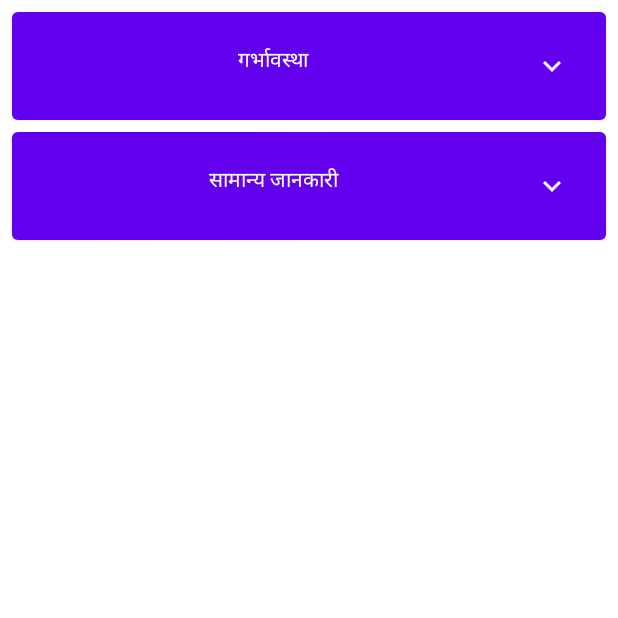
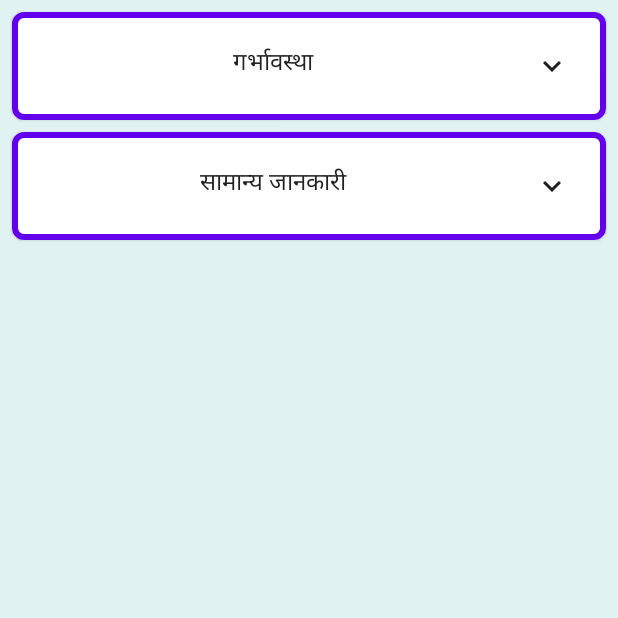
Before and after one commit to s194582/Nepalprojekt, an Android app built with Jetpack Compose: the screen it shows after launch (MainActivity), after a tap on "सामान्य जानकारी", on a phone screen of 412 x 824 dp, the top half of it. Run offline under Robolectric (Android 15) with nearby library versions, the phone set to English and light mode, and no system bars.

Commit message:
TopBar created. Purple borders and white backgrounds added to expandable boxes.

```diff
--- a/app/src/main/java/com/example/nepalprojekt/MainActivity.kt
+++ b/app/src/main/java/com/example/nepalprojekt/MainActivity.kt
@@ -3,15 +3,21 @@ package com.example.nepalprojekt
 import android.os.Bundle
 import androidx.activity.ComponentActivity
 import androidx.activity.compose.setContent
+import androidx.compose.foundation.Image
 import androidx.compose.foundation.background
+import androidx.compose.foundation.isSystemInDarkTheme
 import androidx.compose.foundation.layout.*
 import androidx.compose.foundation.shape.RoundedCornerShape
 import androidx.compose.material.*
+import androidx.compose.material.MaterialTheme.colors
+import androidx.compose.material.MaterialTheme.typography
 import androidx.compose.runtime.Composable
 import androidx.compose.runtime.*
 import androidx.compose.ui.Alignment
 import androidx.compose.ui.Modifier
 import androidx.compose.ui.graphics.Color
+import androidx.compose.ui.graphics.painter.Painter
+import androidx.compose.ui.layout.ContentScale
 import androidx.compose.ui.res.painterResource
 import androidx.compose.ui.res.stringResource
 import androidx.compose.ui.text.TextStyle
@@ -21,20 +27,32 @@ import androidx.compose.ui.unit.dp
 import androidx.compose.ui.unit.sp
 import androidx.navigation.NavController
 import com.example.nepalprojekt.ui.theme.Navigation
+import com.example.nepalprojekt.ui.theme.NepalprojektTheme
 import com.example.nepalprojekt.ui.theme.Screen
+
+val Violet = Color(0xFFe1bee7)
+val seafoam = Color(0xffe0f2f1)
+val purple = Color(0xff6633FF)
 
 class MainActivity : ComponentActivity() {
     override fun onCreate(savedInstanceState: Bundle?) {
         super.onCreate(savedInstanceState)
         setContent {
-            /*NepalprojektTheme {
+            NepalprojektTheme {
                 // A surface container using the 'background' color from the theme
-                Surface(color = MaterialTheme.colors.background) {
-                    Greeting(name = "Android")
+                Surface(color = seafoam, //color = MaterialTheme.colors.background
+                        modifier = Modifier.fillMaxSize(1f)
+                ) {
+
+                    Navigation()
 
                 }
+            }
+            /*MaterialTheme (colors = if (DarkTheme) DarkColors else LightColors) {
+
             }*/
-            Navigation()
+
+
 
             val painter = painterResource(id = R.drawable.background1) // For designed background
 
@@ -55,24 +73,21 @@ class MainActivity : ComponentActivity() {
 @Composable
 fun MainMenu(
     navController: NavController,
-    //painter: Painter,
+    painter: Painter,
     modifier: Modifier = Modifier
 ) {
-    /*var text by remember {
-        mutableStateOf("")
-    }
-    TextField(value = text, onValueChange = {text = it})
-    Button(onClick = { navController.navigate(Screen.RecipeAdultScreen.route) }) {
-        Text(text = "Test going to RecipeScreen")
-    }*/
-    Box(
+
+
+    /*Box(
         modifier = Modifier.fillMaxSize()
-    ){
-        /*Image(
-            painter = painter,
-            contentDescription = "backgroundPhoto",
-            contentScale = ContentScale.FillBounds
-        )*/ }
+    ){Image(
+        painter = painter,
+        contentDescription = "backgroundPhoto",
+        contentScale = ContentScale.FillBounds
+    )
+         }
+
+     */
     Column (modifier = Modifier
         .fillMaxSize(),
         horizontalAlignment = Alignment.CenterHorizontally,
--- a/app/src/main/java/com/example/nepalprojekt/ui/theme/HealthInformationGeneral.kt
+++ b/app/src/main/java/com/example/nepalprojekt/ui/theme/HealthInformationGeneral.kt
@@ -3,10 +3,12 @@ package com.example.nepalprojekt.ui.theme
 import androidx.compose.animation.animateContentSize
 import androidx.compose.animation.core.Spring
 import androidx.compose.animation.core.spring
+import androidx.compose.foundation.BorderStroke
 import androidx.compose.foundation.Image
 import androidx.compose.foundation.layout.*
 import androidx.compose.foundation.lazy.LazyColumn
 import androidx.compose.foundation.lazy.items
+import androidx.compose.foundation.shape.RoundedCornerShape
 import androidx.compose.material.*
 import androidx.compose.material.icons.Icons
 import androidx.compose.material.icons.filled.ExpandLess
@@ -14,6 +16,7 @@ import androidx.compose.material.icons.filled.ExpandMore
 import androidx.compose.runtime.*
 import androidx.compose.ui.Alignment
 import androidx.compose.ui.Modifier
+import androidx.compose.ui.graphics.Color
 import androidx.compose.ui.graphics.painter.Painter
 import androidx.compose.ui.res.painterResource
 import androidx.compose.ui.res.stringResource
@@ -85,7 +88,9 @@ fun InfoBoxesExpandable (
     desc6: String?
 ) {
     Card(
-        backgroundColor = MaterialTheme.colors.primary,
+        backgroundColor = Color.White,
+        border = BorderStroke(width = 4.dp, color = MaterialTheme.colors.primary),
+        shape = RoundedCornerShape(8.dp),
         modifier = Modifier.padding(vertical = 4.dp, horizontal = 8.dp)
     ) {
         InfoElementExpandable(title, image, description, image2, desc2, image3, desc3, image4, desc4, image5, desc5, image6, desc6)
@@ -113,15 +118,6 @@ fun InfoElementExpandable(
     desc6: String?
 ) {
     var expanded by remember { mutableStateOf(false) } //rememberSaveable keeps expanded elements expanded
-
-/*val extraPadding by animateDpAsState( //animates extraPadding, also animateDpAsState is interuptible
-    if (expanded.value) 48.dp else 0.dp,
-    animationSpec = spring(
-        dampingRatio = Spring.DampingRatioMediumBouncy,
-        stiffness = Spring.StiffnessLow
-    )
-)*/
-
 
     Row (modifier = Modifier
         .padding(12.dp)
@@ -186,11 +182,6 @@ fun InfoElementExpandable(
             Icon(
                 imageVector = if (expanded) Icons.Filled.ExpandLess else Icons.Filled.ExpandMore,
 
-                /*contentDescription = if (expanded) {
-                    Text(description) //Place of description of each element
-                }
-                 */
-
                 contentDescription = null
             )
         }
--- a/app/src/main/java/com/example/nepalprojekt/ui/theme/Navigation.kt
+++ b/app/src/main/java/com/example/nepalprojekt/ui/theme/Navigation.kt
@@ -1,10 +1,13 @@
 package com.example.nepalprojekt.ui.theme
 
 import androidx.compose.runtime.Composable
+import androidx.compose.ui.graphics.painter.Painter
+import androidx.compose.ui.res.painterResource
 import androidx.navigation.compose.NavHost
 import androidx.navigation.compose.composable
 import androidx.navigation.compose.rememberNavController
 import com.example.nepalprojekt.MainMenu
+import com.example.nepalprojekt.R
 import com.example.nepalprojekt.ui.theme.health.NineTwelve
 import com.example.nepalprojekt.ui.theme.health.SixNine
 import com.example.nepalprojekt.ui.theme.health.TwelveTwentyfour
@@ -21,7 +24,7 @@ fun Navigation() {
     NavHost(navController = navController, startDestination = Screen.MainMenu.route) {
         composable(route = Screen.MainMenu.route
         ) {
-            MainMenu(navController = navController)
+            MainMenu(navController = navController, painter = painterResource(id = R.drawable.background1))
         }
 
         /** Recipes */
--- a/build.gradle
+++ b/build.gradle
@@ -8,7 +8,7 @@ buildscript {
         mavenCentral()
     }
     dependencies {
-        classpath "com.android.tools.build:gradle:7.0.2"
+        classpath 'com.android.tools.build:gradle:7.0.4'
         classpath "org.jetbrains.kotlin:kotlin-gradle-plugin:1.5.21"
 
         // NOTE: Do not place your application dependencies here; they belong
```
Also changed, not shown: app/src/main/java/com/example/nepalprojekt/ui/theme/HealthInformationChild.kt (+6 -1 lines), app/src/main/java/com/example/nepalprojekt/ui/theme/StructuralElements.kt (+5 -2 lines), app/src/main/java/com/example/nepalprojekt/ui/theme/recipes/RecipesAdult.kt (+8 -4 lines), app/src/main/res/values/strings.xml (+5 -5 lines).
